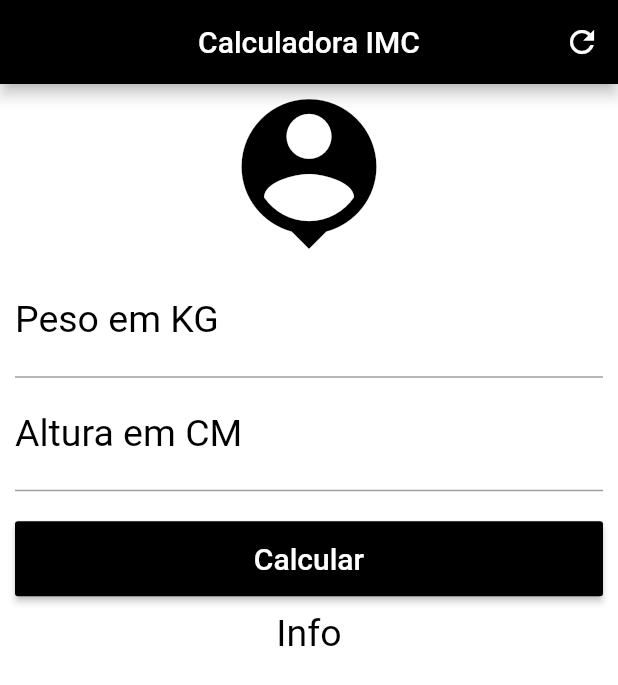
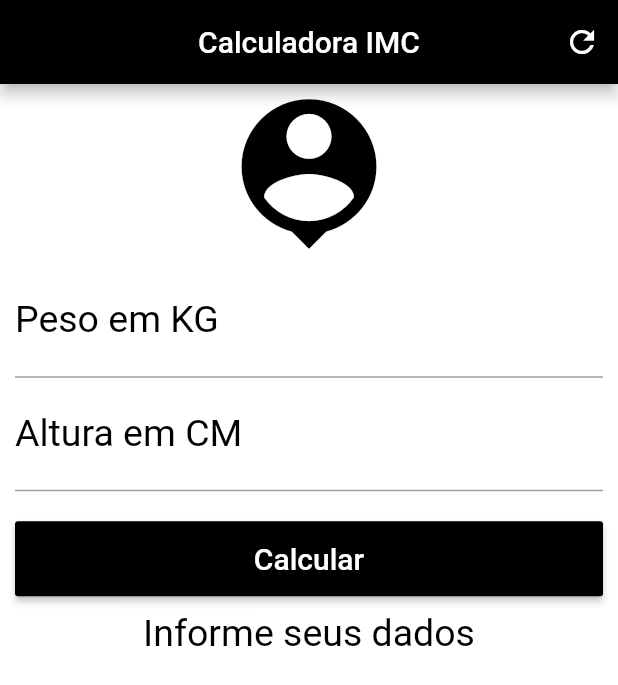
Before and after one commit to Marcuspo/flutter-imc-calculator, a Flutter app: the screen it shows after launch, after a tap on "Calcular", on a phone screen of 412 x 824 dp. Shown: the top 685 px of the screen. Run offline on Flutter 3.47's test engine with Material 2 defaults, Android fonts, the phone set to English and light mode, and no system bars.

Commit message:
Implementando calculos

```diff
--- a/lib/main.dart
+++ b/lib/main.dart
@@ -14,6 +14,39 @@ class Home extends StatefulWidget {
 }
 
 class _HomeState extends State<Home> {
+
+  TextEditingController weightController = TextEditingController();
+  TextEditingController heightController = TextEditingController();
+
+  String _infoText = "Informe seus dados";
+
+  void _resetFields(){
+    weightController.text = "";
+    heightController.text = "";
+    _infoText = "Informe seus dados";
+  }
+
+  void _calculate(){
+    setState(() {
+        double weight = double.parse(weightController.text);
+        double height = double.parse(heightController.text) / 100;
+        double imc = weight/ (height * height);
+        if (imc < 18.6){
+           _infoText = "Abaixo do peso (${imc.toStringAsPrecision(3)})";
+        } else if(imc >=18.6 && imc < 24.9){
+          _infoText = "Peso ideal (${imc.toStringAsPrecision(3)})";
+        } else if(imc >=24.9 && imc < 29.9){
+          _infoText = "Levemente acima do peso (${imc.toStringAsPrecision(3)})";
+        } else if(imc >=29.9 && imc < 34.9){
+          _infoText = "Obesidade grau I (${imc.toStringAsPrecision(3)})";
+        } else if(imc >=34.9 && imc < 39.9){
+          _infoText = "Obesidade grau II (${imc.toStringAsPrecision(3)})";
+        } else if(imc >=40){
+          _infoText = "Obesidade grau II (${imc.toStringAsPrecision(3)})";
+        }
+    });
+  }
+
   @override
   Widget build(BuildContext context) {
     return
@@ -25,8 +58,7 @@ class _HomeState extends State<Home> {
         actions: <Widget>[
           IconButton(
             icon: Icon(Icons.refresh),
-            onPressed: () {},
-
+            onPressed: _resetFields,
           )
         ],
       ),
@@ -47,6 +79,7 @@ class _HomeState extends State<Home> {
               color: Colors.black,
               fontSize: 25.0,
               ),
+              controller: weightController,
             ),
             TextField(keyboardType: TextInputType.number,
                       decoration: InputDecoration(
@@ -58,6 +91,7 @@ class _HomeState extends State<Home> {
               color: Colors.black,
               fontSize: 25.0,
               ),
+              controller: heightController,
             ),
             Padding(
               padding: EdgeInsets.only(top: 20, bottom: 10),
@@ -66,13 +100,13 @@ class _HomeState extends State<Home> {
                 height: 50,
                 child:
                   RaisedButton(
-                  onPressed: () {},
+                  onPressed: _calculate,
                   child: Text("Calcular", style: TextStyle(color: Colors.white, fontSize: 20),),
                   color: Colors.black,
                 ),
               ),
             ),
-            Text("Info",
+            Text("$_infoText",
               textAlign: TextAlign.center,
               style: TextStyle(
                 color: Colors.black, fontSize: 25
```
